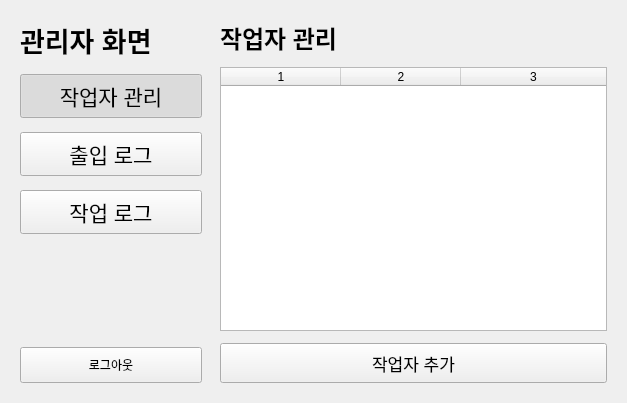
Old version of the form soy-pc/ui/admin_screen.ui in the repository addinedu-physicalai-1st/iot-repo-3.
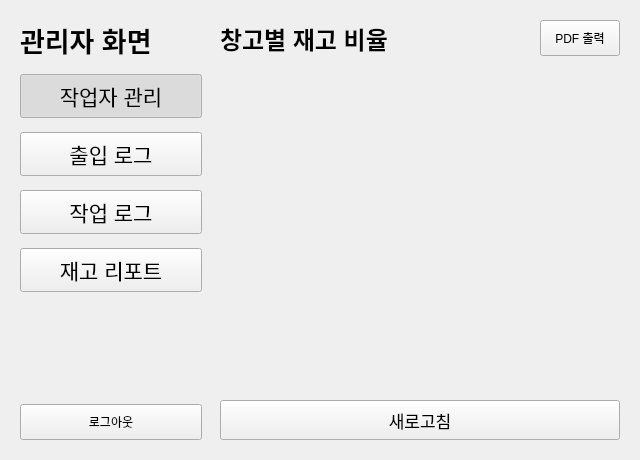
New version of the form. The open tabs and pages were chosen to show the change.

Commit message: feat: add inventory reporting feature with PDF export and UI integration

What changed in the file:
```diff
--- a/soy-pc/ui/admin_screen.ui
+++ b/soy-pc/ui/admin_screen.ui
@@ -116,6 +116,27 @@
         </property>
        </widget>
       </item>
+      <item>
+       <widget class="QPushButton" name="menu_inventory_report">
+        <property name="minimumSize">
+         <size>
+          <width>0</width>
+          <height>44</height>
+         </size>
+        </property>
+        <property name="font">
+         <font>
+          <pointsize>16</pointsize>
+         </font>
+        </property>
+        <property name="text">
+         <string>재고 리포트</string>
+        </property>
+        <property name="checkable">
+         <bool>true</bool>
+        </property>
+       </widget>
+      </item>
       <item>
        <spacer name="verticalSpacer_sidebar">
         <property name="orientation">
@@ -523,6 +544,91 @@
        </item>
       </layout>
      </widget>
+     <widget class="QWidget" name="page_inventory_report">
+      <property name="objectName">
+       <string>page_inventory_report</string>
+      </property>
+      <layout class="QVBoxLayout" name="verticalLayout_inventory_report">
+       <property name="spacing">
+        <number>12</number>
+       </property>
+       <item>
+        <layout class="QHBoxLayout" name="horizontalLayout_inventory_report_header">
+         <item>
+          <widget class="QLabel" name="label_inventory_report_title">
+           <property name="font">
+            <font>
+             <pointsize>18</pointsize>
+             <weight>75</weight>
+             <bold>true</bold>
+            </font>
+           </property>
+           <property name="text">
+            <string>창고별 재고 비율</string>
+           </property>
+          </widget>
+         </item>
+         <item>
+          <spacer name="horizontalSpacer_inventory_header">
+           <property name="orientation">
+            <enum>Qt::Orientation::Horizontal</enum>
+           </property>
+           <property name="sizeHint" stdset="0">
+            <size>
+             <width>40</width>
+             <height>20</height>
+            </size>
+           </property>
+          </spacer>
+         </item>
+         <item>
+          <widget class="QPushButton" name="exportInventoryPdfButton">
+           <property name="minimumSize">
+            <size>
+             <width>0</width>
+             <height>36</height>
+            </size>
+           </property>
+           <property name="text">
+            <string>PDF 출력</string>
+           </property>
+          </widget>
+         </item>
+        </layout>
+       </item>
+       <item>
+        <widget class="QWidget" name="inventoryChartContainer" native="true">
+         <property name="objectName">
+          <string>inventoryChartContainer</string>
+         </property>
+         <property name="minimumSize">
+          <size>
+           <width>400</width>
+           <height>320</height>
+          </size>
+         </property>
+        </widget>
+       </item>
+       <item>
+        <widget class="QPushButton" name="refreshInventoryButton">
+         <property name="minimumSize">
+          <size>
+           <width>0</width>
+           <height>40</height>
+          </size>
+         </property>
+         <property name="font">
+          <font>
+           <pointsize>13</pointsize>
+          </font>
+         </property>
+         <property name="text">
+          <string>새로고침</string>
+         </property>
+        </widget>
+       </item>
+      </layout>
+     </widget>
     </widget>
    </item>
   </layout>
```
The commit also changes 13 other files.
